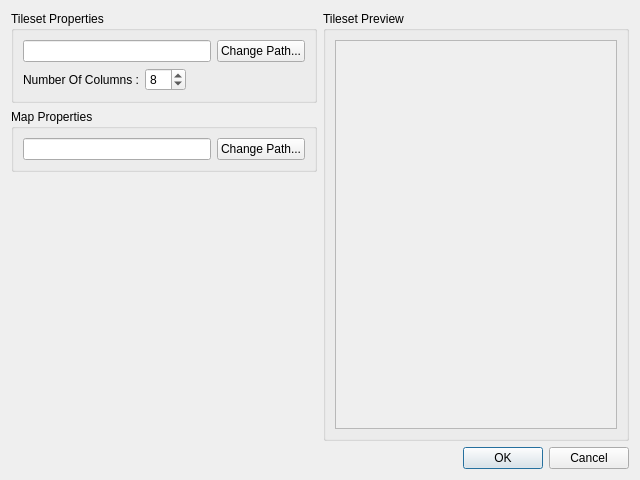
Above: ExportTilesetAndMapDialog.ui from fborse/map-painter-95 before the change. Below: the same form after it.
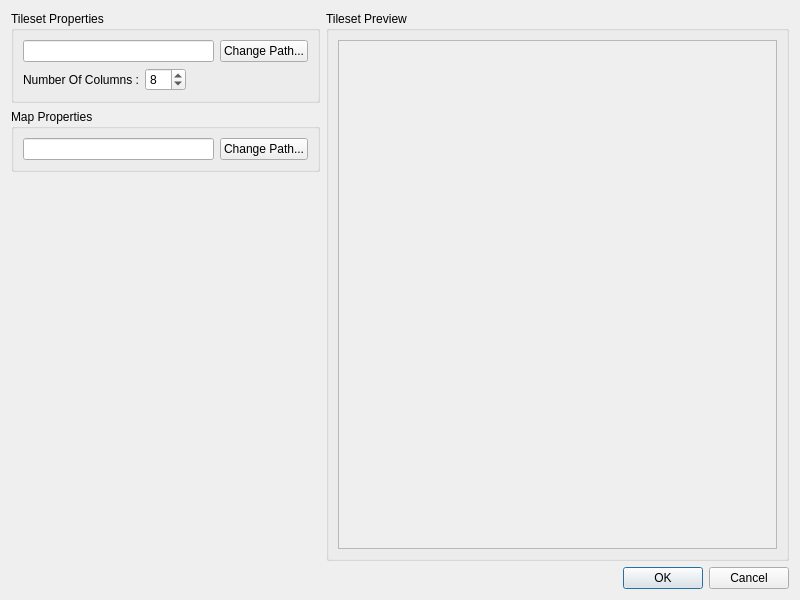
That is the form after the change.

The edit to the form file:
```diff
--- a/ExportTilesetAndMapDialog.ui
+++ b/ExportTilesetAndMapDialog.ui
@@ -6,8 +6,8 @@
    <rect>
     <x>0</x>
     <y>0</y>
-    <width>640</width>
-    <height>480</height>
+    <width>800</width>
+    <height>600</height>
    </rect>
   </property>
   <property name="windowTitle">
@@ -15,7 +15,7 @@
   </property>
   <layout class="QVBoxLayout" name="verticalLayout_3">
    <item>
-    <layout class="QHBoxLayout" name="horizontalLayout_4">
+    <layout class="QHBoxLayout" name="horizontalLayout_4" stretch="2,3">
      <item>
       <layout class="QVBoxLayout" name="verticalLayout_2">
        <item>
@@ -143,8 +143,8 @@
             <rect>
              <x>0</x>
              <y>0</y>
-             <width>281</width>
-             <height>381</height>
+             <width>438</width>
+             <height>501</height>
             </rect>
            </property>
            <layout class="QHBoxLayout" name="horizontalLayout_3">
```
Left out of the diff: 2 changed lines with no effect on the pictures.
